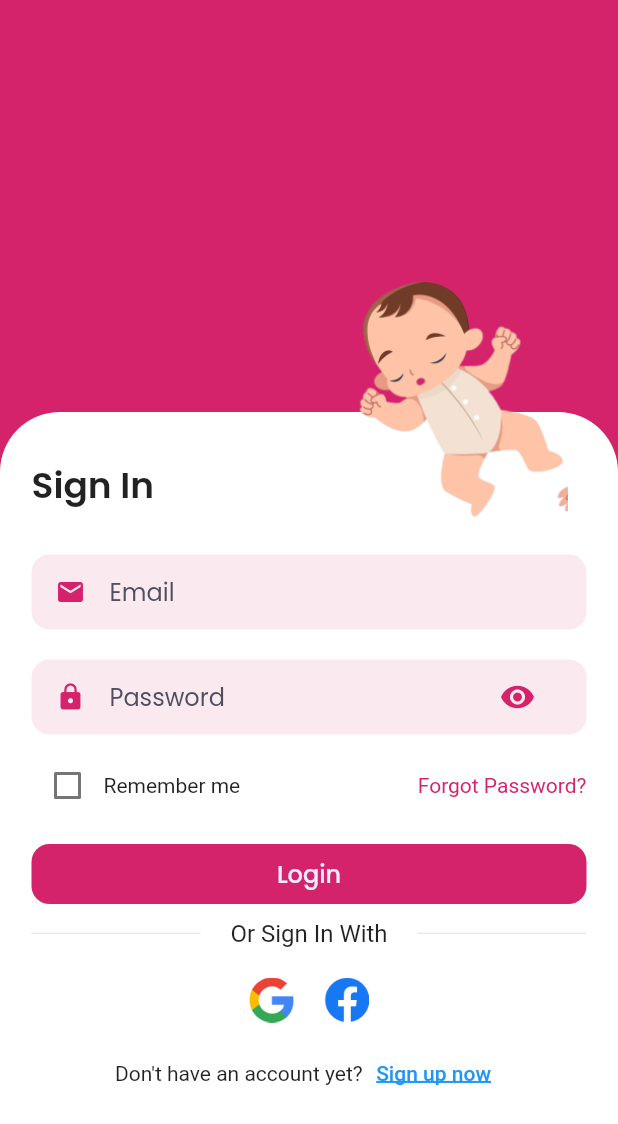
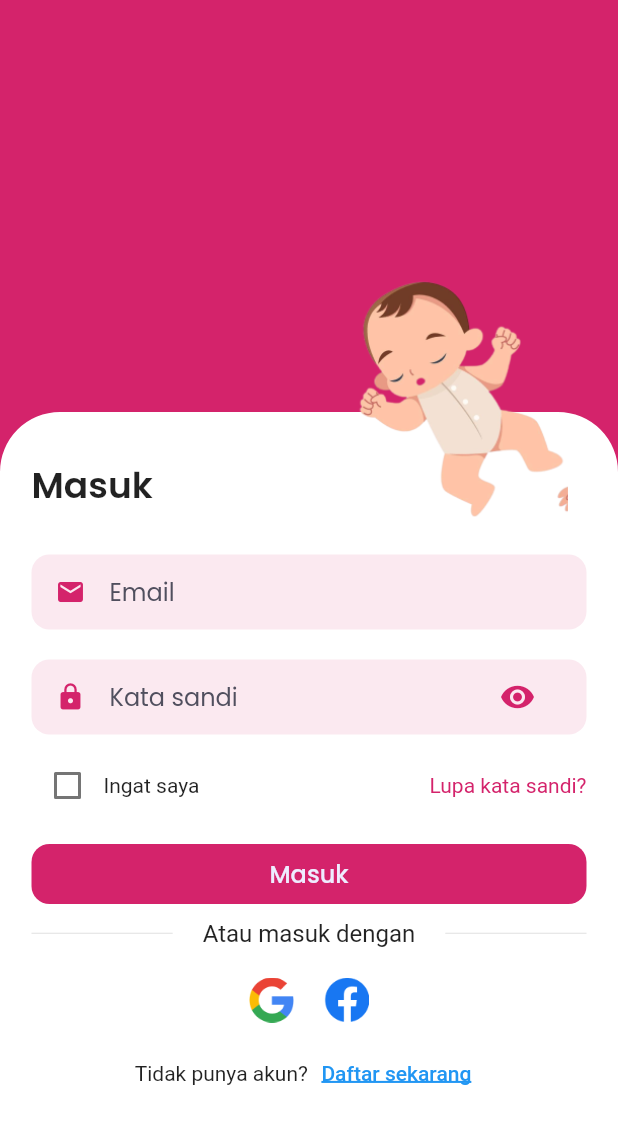
Before and after one commit to yaminmuhammad/pedikia-apps, a Flutter app: the screen it shows after launch, on a phone screen of 412 x 824 dp. Shown: the top 1124 px of the screen. Run offline on Flutter 3.47's test engine with Material 2 defaults, Android fonts, the phone set to English and light mode, and no system bars; our stand-ins replace carousel_slider, google_fonts.

Commit message:
sign in done

```diff
--- a/lib/pages/sign_in_page.dart
+++ b/lib/pages/sign_in_page.dart
@@ -65,7 +65,7 @@ class _SignInPageState extends State<SignInPage> {
                               vertical: 28.0,
                             ),
                             child: Text(
-                              "Sign In",
+                              "Masuk",
                               style: titleTextStyle,
                             ),
                           ),
@@ -147,7 +147,7 @@ class _SignInPageState extends State<SignInPage> {
                                           },
                                         ),
                                         border: InputBorder.none,
-                                        hintText: 'Password',
+                                        hintText: 'Kata sandi',
                                         hintStyle: subtitleTextStyle,
                                       ),
                                     ),
@@ -175,13 +175,13 @@ class _SignInPageState extends State<SignInPage> {
                                           });
                                         },
                                       ),
-                                      Text("Remember me"),
+                                      Text("Ingat saya"),
                                     ],
                                   ),
                                 ],
                               ),
                               Text(
-                                "Forgot Password?",
+                                "Lupa kata sandi?",
                                 style: TextStyle(
                                   color: primaryColor,
                                 ),
@@ -203,7 +203,7 @@ class _SignInPageState extends State<SignInPage> {
                                 ),
                               ),
                               child: Text(
-                                'Login',
+                                'Masuk',
                                 style: whiteTextStyle.copyWith(
                                   fontSize: 16,
                                   fontWeight: medium,
@@ -224,7 +224,7 @@ class _SignInPageState extends State<SignInPage> {
                                 ),
                               ),
                               Text(
-                                "Or Sign In With",
+                                "Atau masuk dengan",
                                 style: TextStyle(fontSize: 16),
                               ),
                               Expanded(
@@ -260,13 +260,13 @@ class _SignInPageState extends State<SignInPage> {
                           Row(
                             mainAxisAlignment: MainAxisAlignment.center,
                             children: [
-                              Text("Don't have an account yet?"),
+                              Text("Tidak punya akun?"),
                               SizedBox(
                                 width: 1,
                               ),
                               TextButton(
                                 child: Text(
-                                  "Sign up now",
+                                  "Daftar sekarang",
                                   style: TextStyle(
                                     decoration: TextDecoration.underline,
                                     decorationColor: Colors.blue,
```
